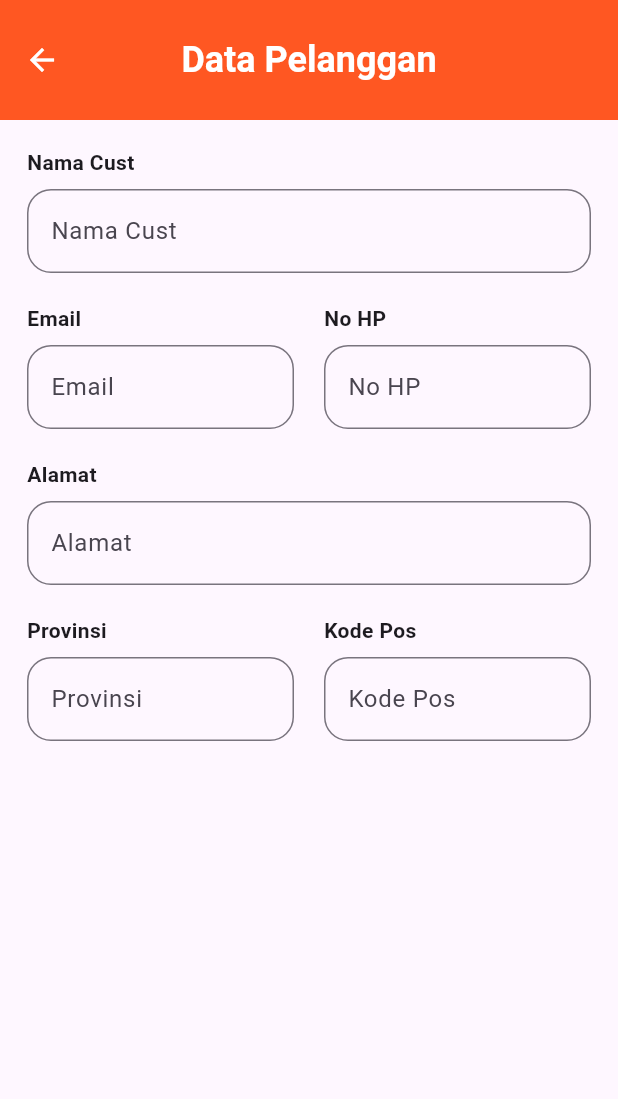
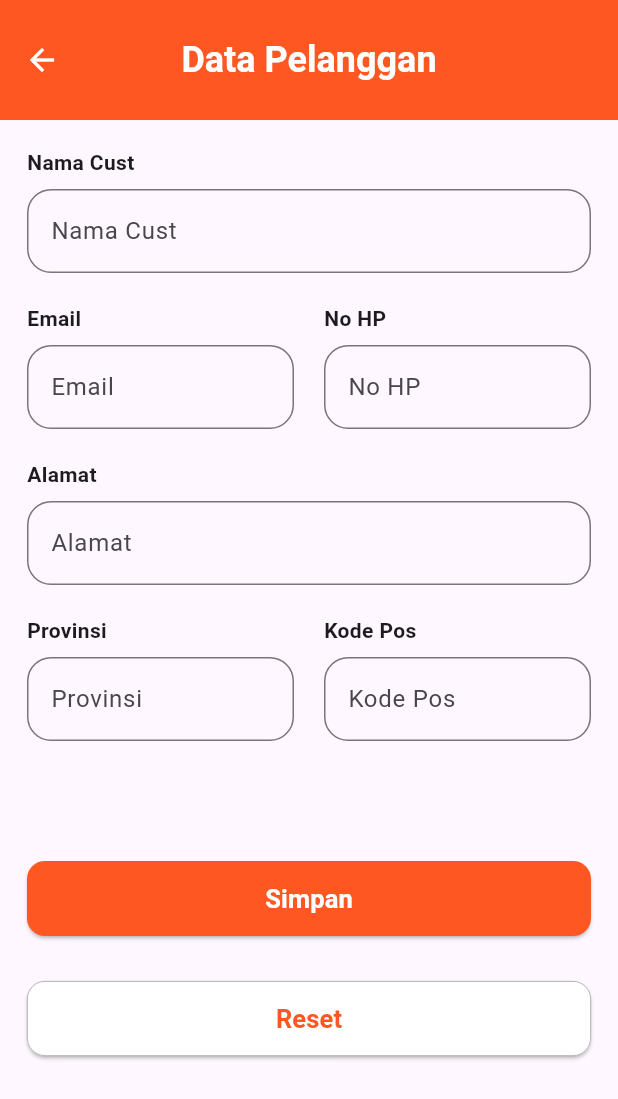
Before and after one commit to RezaAzharii/20220140011_UCP1Flutter, a Flutter app: the DataPelangganPage screen opened directly, on a phone screen of 412 x 824 dp. Shown: the top 1099 px of the screen. Run offline on Flutter 3.47's test engine with Material 3 defaults, Android fonts, the phone set to English and light mode, and no system bars; Roboto replaces fonts that are missing (Poppins).

Commit message:
Menambahkan button Simpan dan reset form

```diff
--- a/lib/pages/data_pelanggan_page.dart
+++ b/lib/pages/data_pelanggan_page.dart
@@ -235,6 +235,53 @@ class _DataPelangganPageState extends State<DataPelangganPage> {
                   ),
                 ],
               ),
+              const SizedBox(height: 80),
+              ElevatedButton(
+                onPressed: () {
+
+                },
+                style: ButtonStyle(
+                  fixedSize: WidgetStateProperty.all(const Size(400, 50)),
+                  backgroundColor: WidgetStateProperty.all(Colors.deepOrange),
+                  shape: WidgetStateProperty.all(
+                    RoundedRectangleBorder(
+                      borderRadius: BorderRadius.circular(12),
+                    ),
+                  ),
+                ),
+                child: const Text(
+                  "Simpan",
+                  style: TextStyle(
+                    fontSize: 17,
+                    fontWeight: FontWeight.bold,
+                    color: Colors.white,
+                  ),
+                ),
+              ),
+              const SizedBox(height: 30),
+              ElevatedButton(
+                onPressed: () {
+
+                },
+                style: ButtonStyle(
+                  fixedSize: WidgetStateProperty.all(const Size(400, 50)),
+                  backgroundColor: WidgetStateProperty.all(Colors.white),
+                  shape: WidgetStateProperty.all(
+                    RoundedRectangleBorder(
+                      borderRadius: BorderRadius.circular(12),
+                      side: BorderSide(color: Colors.grey, width: 0.5),
+                    ),
+                  ),
+                ),
+                child: const Text(
+                  "Reset",
+                  style: TextStyle(
+                    fontSize: 17,
+                    fontWeight: FontWeight.bold,
+                    color: Colors.deepOrange,
+                  ),
+                ),
+              ),
             ],
           ),
         ),
```
